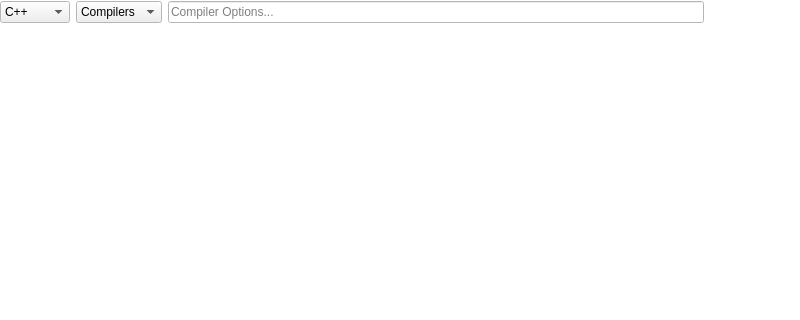
missdeer/CodeInspector, file mainwindow.ui: the form before one commit; both pictures show x 0 to 800 and y 0 to 320 of the 800 by 480 pixel window.
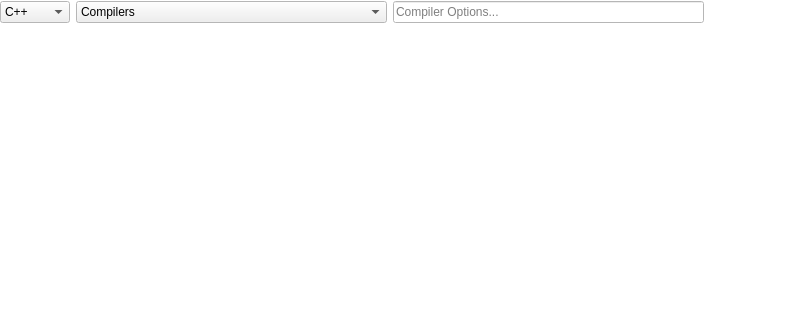
The form after the commit. Icons and pictures are not drawn.

Patch:
```diff
--- a/mainwindow.ui
+++ b/mainwindow.ui
@@ -95,7 +95,7 @@
      <number>0</number>
     </property>
     <item>
-     <layout class="QHBoxLayout" name="horizontalLayout" stretch="0,0,1,0,0">
+     <layout class="QHBoxLayout" name="horizontalLayout" stretch="0,1,1,0,0">
       <item>
        <widget class="QComboBox" name="cbProgrammingLanguageList">
         <item>
```
